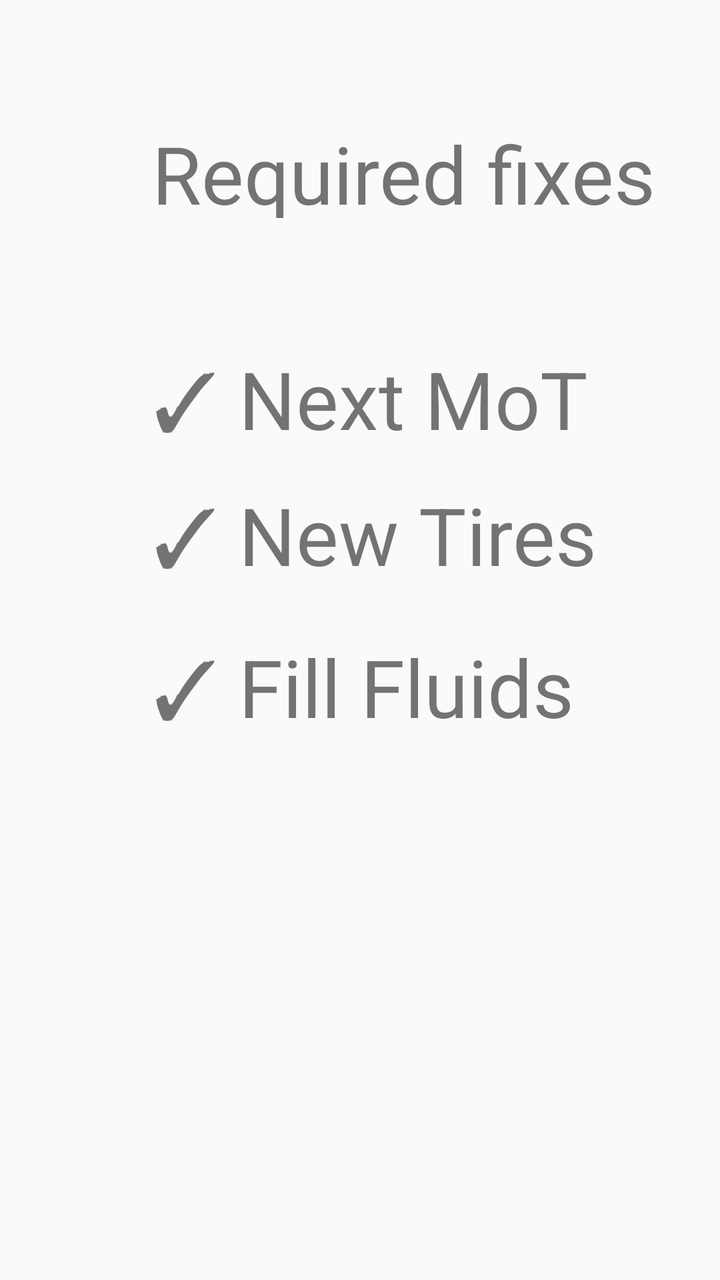
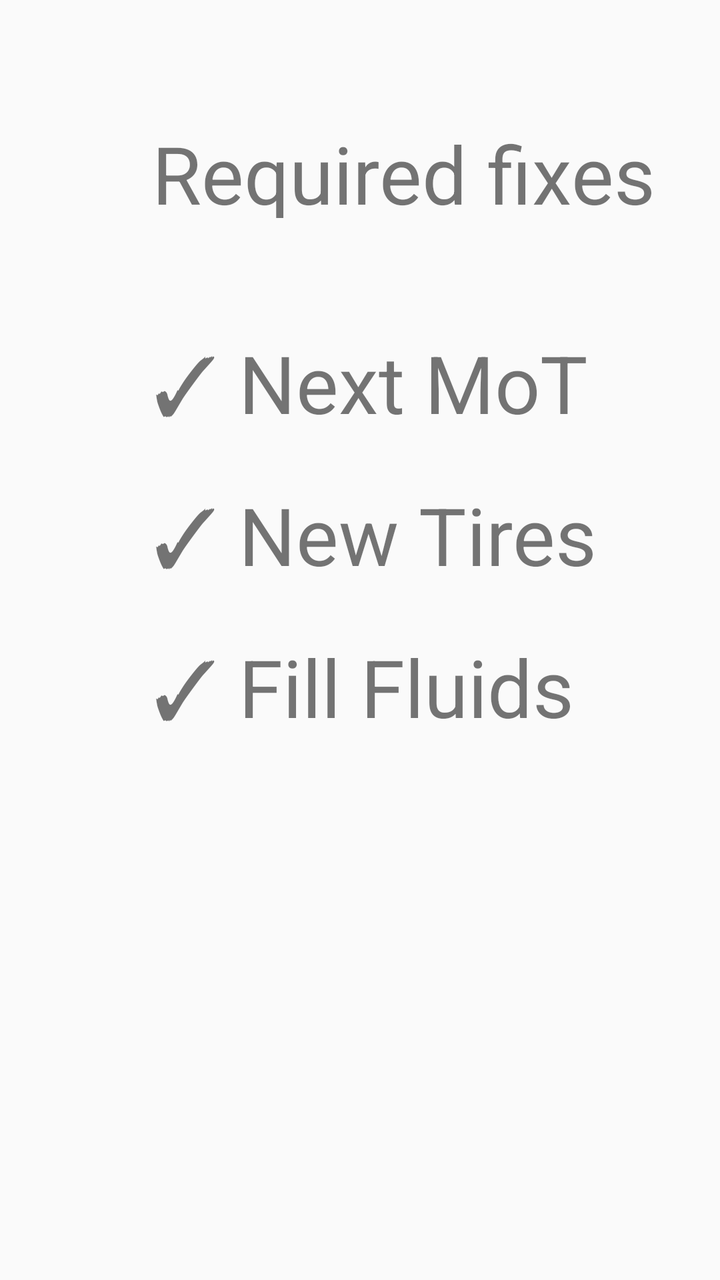

Two renders of the same Android screen: before a commit and after it. Below are the layout's source before the change and the commit's diff.
<!-- AndroidManifest.xml: application theme AppTheme -->
<!-- res/layout/activity_schedule.xml -->
<?xml version="1.0" encoding="utf-8"?>
<android.support.constraint.ConstraintLayout xmlns:android="http://schemas.android.com/apk/res/android"
                                             xmlns:app="http://schemas.android.com/apk/res-auto" xmlns:tools="http://schemas.android.com/tools" android:layout_width="match_parent"
                                             android:layout_height="match_parent">

    <TextView
            android:text="✓ Fill Fluids"
            android:layout_width="wrap_content"
            android:layout_height="0dp"
            android:id="@+id/checkBox6"
            android:textSize="40sp" android:layout_marginTop="316dp"
            app:layout_constraintTop_toTopOf="parent" android:layout_marginStart="76dp"
            app:layout_constraintStart_toStartOf="parent" android:layout_marginLeft="76dp"/>
    <TextView
            android:text="✓ New Tires"
            android:layout_width="wrap_content"
            android:layout_height="0dp"
            android:id="@+id/checkBox5"
            android:textSize="40sp"
            android:layout_marginTop="68dp"
            app:layout_constraintTop_toTopOf="@+id/checkBox3" android:layout_marginStart="76dp"
            app:layout_constraintStart_toStartOf="parent" android:layout_marginLeft="76dp"/>
    <CheckBox
            android:layout_width="348dp"
            android:layout_height="54dp"
            android:id="@+id/checkBox2"
            android:textSize="40sp"
            android:text="Top up fluids" android:layout_marginTop="16dp"
            app:layout_constraintTop_toBottomOf="@+id/checkBox3" android:layout_marginStart="652dp"
            app:layout_constraintStart_toStartOf="parent" android:layout_marginLeft="652dp"/>
    <TextView
            android:text="✓ Next MoT"
            android:layout_width="wrap_content"
            android:layout_height="0dp"
            android:id="@+id/checkBox3"
            android:textSize="40sp" android:layout_marginTop="172dp"
            app:layout_constraintTop_toTopOf="parent" android:layout_marginStart="76dp"
            app:layout_constraintStart_toStartOf="parent" android:layout_marginLeft="76dp"/>
    <CheckBox
            android:text="Refuel my car"
            android:layout_width="wrap_content"
            android:layout_height="0dp"
            android:id="@+id/checkBox4"
            android:textSize="40sp" android:layout_marginTop="164dp"
            app:layout_constraintTop_toTopOf="parent" android:layout_marginStart="652dp"
            app:layout_constraintStart_toStartOf="parent" android:layout_marginLeft="652dp"/>
    <CheckBox
            android:text="Option3 "
            android:layout_width="wrap_content"
            android:layout_height="wrap_content"
            android:id="@+id/checkBox"
            android:textSize="40sp" android:layout_marginTop="20dp"
            app:layout_constraintTop_toBottomOf="@+id/checkBox2" android:layout_marginStart="652dp"
            app:layout_constraintStart_toStartOf="parent" android:layout_marginLeft="652dp"/>
    <Button
            android:text="Next"
            android:layout_width="256dp"
            android:layout_height="78dp"
            android:id="@+id/nextButton" android:textSize="40sp"
            android:layout_marginStart="384dp"
            app:layout_constraintStart_toStartOf="parent" android:layout_marginLeft="384dp"
            android:layout_marginTop="496dp" app:layout_constraintTop_toTopOf="parent"/>
    <TextView
            android:text="Required fixes"
            android:layout_width="308dp"
            android:layout_height="49dp"
            android:id="@+id/textView7" app:layout_constraintStart_toStartOf="parent" android:layout_marginLeft="76dp"
            android:layout_marginStart="76dp" android:layout_marginTop="60dp"
            app:layout_constraintTop_toTopOf="parent" android:textSize="40sp"/>
    <TextView
            android:text="Extras"
            android:layout_width="308dp"
            android:layout_height="49dp"
            android:id="@+id/textView12" app:layout_constraintStart_toStartOf="parent" android:layout_marginLeft="652dp"
            android:layout_marginStart="652dp" android:layout_marginTop="60dp"
            app:layout_constraintTop_toTopOf="parent" android:textSize="40sp"/>
</android.support.constraint.ConstraintLayout>
<!-- resources referenced by this layout -->
<resources>
  <style name="AppTheme" parent="Theme.AppCompat.Light.DarkActionBar">
          
          <item name="colorPrimary">@color/colorPrimary</item>
          <item name="colorPrimaryDark">@color/colorPrimaryDark</item>
          <item name="colorAccent">@color/colorAccent</item>
      </style>
  <color name="colorPrimary">#008577</color>
  <color name="colorPrimaryDark">#00574B</color>
  <color name="colorAccent">#D81B60</color>
</resources>

<!-- the commit's change to res/layout/activity_schedule.xml (unified diff, before → after) -->
@@ -17,7 +17,7 @@
             android:layout_height="0dp"
             android:id="@+id/checkBox5"
             android:textSize="40sp"
-            android:layout_marginTop="68dp"
+            android:layout_marginTop="76dp"
             app:layout_constraintTop_toTopOf="@+id/checkBox3" android:layout_marginStart="76dp"
             app:layout_constraintStart_toStartOf="parent" android:layout_marginLeft="76dp"/>
     <CheckBox
@@ -33,12 +33,12 @@
             android:layout_width="wrap_content"
             android:layout_height="0dp"
             android:id="@+id/checkBox3"
-            android:textSize="40sp" android:layout_marginTop="172dp"
+            android:textSize="40sp" android:layout_marginTop="164dp"
             app:layout_constraintTop_toTopOf="parent" android:layout_marginStart="76dp"
             app:layout_constraintStart_toStartOf="parent" android:layout_marginLeft="76dp"/>
     <CheckBox
             android:text="Refuel my car"
-            android:layout_width="wrap_content"
+            android:layout_width="348dp"
             android:layout_height="0dp"
             android:id="@+id/checkBox4"
             android:textSize="40sp" android:layout_marginTop="164dp"
@@ -46,7 +46,7 @@
             app:layout_constraintStart_toStartOf="parent" android:layout_marginLeft="652dp"/>
     <CheckBox
             android:text="Option3 "
-            android:layout_width="wrap_content"
+            android:layout_width="345dp"
             android:layout_height="wrap_content"
             android:id="@+id/checkBox"
             android:textSize="40sp" android:layout_marginTop="20dp"
